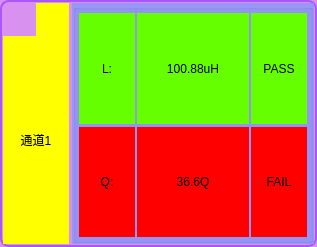
This is UiFiles/clsChannelSettings.ui in caicaiking/WKELightWave as Qt 5 draws it before an edit. The edited form follows.
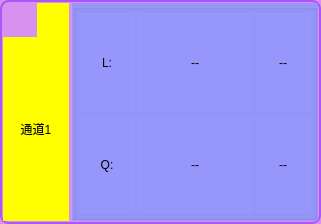
This is the edited form. The open tabs and pages were chosen to show the change. Icons and pictures are not drawn. Custom widgets are drawn as their Qt base class.

The edit to the form file:
```diff
--- a/UiFiles/clsChannelSettings.ui
+++ b/UiFiles/clsChannelSettings.ui
@@ -6,14 +6,20 @@
    <rect>
     <x>0</x>
     <y>0</y>
-    <width>317</width>
+    <width>321</width>
     <height>224</height>
    </rect>
   </property>
+  <property name="minimumSize">
+   <size>
+    <width>0</width>
+    <height>224</height>
+   </size>
+  </property>
   <property name="maximumSize">
    <size>
     <width>66666</width>
-    <height>288</height>
+    <height>224</height>
    </size>
   </property>
   <property name="windowTitle">
@@ -58,16 +64,19 @@
         <widget class="clsLabel" name="labelClose">
          <property name="minimumSize">
           <size>
-           <width>33</width>
-           <height>33</height>
+           <width>34</width>
+           <height>34</height>
           </size>
          </property>
          <property name="maximumSize">
           <size>
-           <width>33</width>
-           <height>33</height>
+           <width>34</width>
+           <height>34</height>
           </size>
          </property>
+         <property name="autoFillBackground">
+          <bool>false</bool>
+         </property>
          <property name="styleSheet">
           <string notr="true">QLabel:hover{  
     font: 9pt;  
@@ -77,7 +86,12 @@
     border-radius: 4px;  
     padding: 2px;  
     
-} </string>
+} 
+
+QLabel
+{
+	border-radius: 17px;
+}</string>
          </property>
          <property name="text">
           <string/>
@@ -85,16 +99,31 @@
          <property name="pixmap">
           <pixmap resource="../images/res.qrc">:/close.ico</pixmap>
          </property>
+         <property name="scaledContents">
+          <bool>false</bool>
+         </property>
+         <property name="alignment">
+          <set>Qt::AlignCenter</set>
+         </property>
         </widget>
        </item>
        <item>
         <widget class="QLabel" name="labelChannel1">
+         <property name="font">
+          <font>
+           <family>楷体</family>
+           <pointsize>14</pointsize>
+          </font>
+         </property>
          <property name="styleSheet">
           <string notr="true">background-color: rgb(255, 255, 0);</string>
          </property>
          <property name="text">
           <string/>
          </property>
+         <property name="alignment">
+          <set>Qt::AlignCenter</set>
+         </property>
         </widget>
        </item>
       </layout>
@@ -768,7 +797,7 @@
                </size>
               </property>
               <property name="styleSheet">
-               <string notr="true">background-color:#66FF00;</string>
+               <string notr="true"/>
               </property>
               <property name="text">
                <string>L:</string>
@@ -793,10 +822,10 @@
                </size>
               </property>
               <property name="styleSheet">
-               <string notr="true">background-color: #66FF00;</string>
+               <string notr="true"/>
               </property>
               <property name="text">
-               <string>100.88uH</string>
+               <string>--</string>
               </property>
               <property name="alignment">
                <set>Qt::AlignCenter</set>
@@ -812,10 +841,10 @@
                </size>
               </property>
               <property name="styleSheet">
-               <string notr="true">background-color: #66FF00;</string>
+               <string notr="true"/>
               </property>
               <property name="text">
-               <string>PASS</string>
+               <string>--</string>
               </property>
               <property name="alignment">
                <set>Qt::AlignCenter</set>
@@ -844,7 +873,7 @@
                </size>
               </property>
               <property name="styleSheet">
-               <string notr="true">background-color: red;</string>
+               <string notr="true"/>
               </property>
               <property name="text">
                <string>Q:</string>
@@ -869,10 +898,10 @@
                </size>
               </property>
               <property name="styleSheet">
-               <string notr="true">background-color:red;</string>
+               <string notr="true"/>
               </property>
               <property name="text">
-               <string>36.6Q</string>
+               <string>--</string>
               </property>
               <property name="alignment">
                <set>Qt::AlignCenter</set>
@@ -888,10 +917,10 @@
                </size>
               </property>
               <property name="styleSheet">
-               <string notr="true">background-color: red;</string>
+               <string notr="true"/>
               </property>
               <property name="text">
-               <string>FAIL</string>
+               <string>--</string>
               </property>
               <property name="alignment">
                <set>Qt::AlignCenter</set>
```
Left out of the diff: 5 changed lines with no effect on the pictures.
